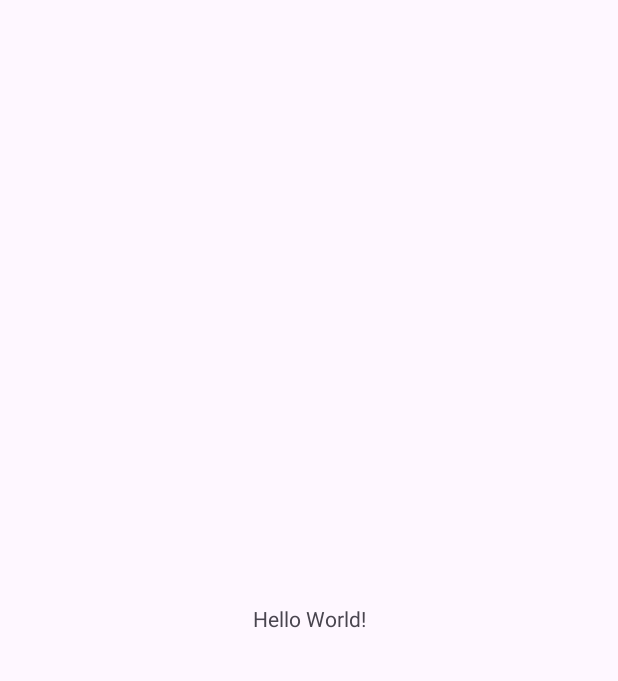
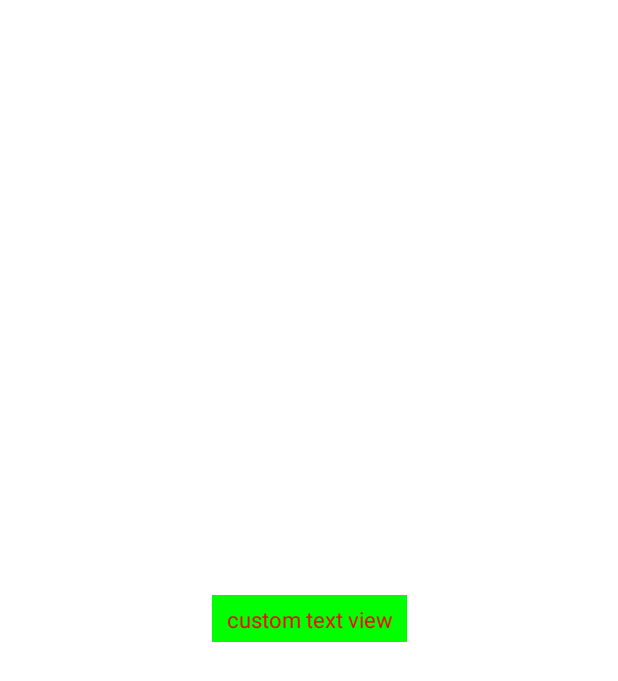
Before and after one commit to NobodyCaiCai/hongchenglearing, an Android app: the screen it shows after launch (MainActivity), on a phone screen of 412 x 824 dp. Before the commit the part shown is almost empty. Shown: the top 681 px of the screen. Run offline under Robolectric (Android 15) with nearby library versions, the phone set to English and light mode, and no system bars.

Commit message:
initial commit

```diff
--- a/app/src/main/java/com/caicai/myapplication/MyTextView.java
+++ b/app/src/main/java/com/caicai/myapplication/MyTextView.java
@@ -1,4 +1,140 @@
 package com.caicai.myapplication;
 
-public class MyTextView {
+import android.content.Context;
+import android.content.res.TypedArray;
+import android.graphics.Canvas;
+import android.graphics.Color;
+import android.graphics.Paint;
+import android.graphics.Rect;
+import android.util.AttributeSet;
+import android.util.Log;
+import android.util.TypedValue;
+import android.view.MotionEvent;
+import android.view.View;
+
+import androidx.annotation.NonNull;
+import androidx.annotation.Nullable;
+
+public class MyTextView extends View {
+
+    private final String mText;
+    private int mTextSize = 15;
+    private int mTextColor = Color.WHITE;
+    private final Paint mPaint;
+
+    private static final String TAG = "MyTextView";
+
+
+    // new的时候调用 eg. new MyTextView(context)
+    public MyTextView(Context context) {
+        this(context, null);
+    }
+
+    // 布局中使用
+    public MyTextView(Context context, @Nullable AttributeSet attrs) {
+        this(context, attrs, 0);
+    }
+
+    // 布局中, 自定义样式中使用
+    public MyTextView(Context context, @Nullable AttributeSet attrs, int defStyleAttr) {
+        super(context, attrs, defStyleAttr);
+        TypedArray typedArray = context.obtainStyledAttributes(attrs, R.styleable.MyTextView);
+        mText = typedArray.getString(R.styleable.MyTextView_MyText);
+        mTextColor = typedArray.getColor(R.styleable.MyTextView_MyTextColor, mTextColor);
+        mTextSize = typedArray.getDimensionPixelSize(R.styleable.MyTextView_MyTextSize, sp2px(mTextSize));
+        typedArray.recycle();
+
+        mPaint = new Paint();
+        mPaint.setAntiAlias(true);
+        mPaint.setTextSize(mTextSize);
+        mPaint.setColor(mTextColor);
+    }
+
+    private int sp2px(int sp) {
+        return (int)TypedValue.applyDimension(TypedValue.COMPLEX_UNIT_SP, sp, getResources().getDisplayMetrics());
+    }
+
+
+    /**
+     * 用于测量
+     * * 三种模式：
+     *          MeasureSpec.AT_MOST : warp content
+     *          MeasureSpec.EXACTLY : match parent , 具体值
+     *          MeasureSpec.UNSPECIFIED
+     */
+    @Override
+    protected void onMeasure(int widthMeasureSpec, int heightMeasureSpec) {
+        super.onMeasure(widthMeasureSpec, heightMeasureSpec);
+        int widthMode = MeasureSpec.getMode(widthMeasureSpec);
+        int heightMode = MeasureSpec.getMode(heightMeasureSpec);
+
+        // 1. 高、宽给确定的值或者是match_parent，这个时候不需要计算，给的多少就是多少
+        int width = MeasureSpec.getSize(widthMeasureSpec);
+        int height = MeasureSpec.getSize(heightMeasureSpec);
+
+        // 2. 高、宽给的是wrap_content, 需要计算
+        // 计算的高度 与 字体的长度和有关 与字体的大小有关， 用画笔来测量
+        if (widthMode == MeasureSpec.AT_MOST) {
+            Rect bounds = new Rect();
+            mPaint.getTextBounds(mText, 0, mText.length(), bounds);
+            width = bounds.width() + getPaddingLeft() + getPaddingRight();
+        }
+
+        if (heightMode == MeasureSpec.AT_MOST) {
+            Rect bounds = new Rect();
+            mPaint.getTextBounds(mText, 0, mText.length(), bounds);
+            height = bounds.height() + getPaddingTop() + getPaddingBottom();
+        }
+
+        setMeasuredDimension(width, height);
+    }
+
+    /**
+     * 用于绘制
+     * canvas.drawArc();
+     * canvas.drawCircle();
+     * canvas.drawText();
+     * *   drawText(@NonNull String text, float x, float y, @NonNull Paint paint)
+     *          *   x: 开始的位置
+     *          *   y: 基线
+     */
+
+    @Override
+    protected void onDraw(@NonNull Canvas canvas) {
+        super.onDraw(canvas);
+        canvas.drawText(mText, getPaddingLeft(), getBaseline(mPaint, (float) getHeight() / 2), mPaint);
+    }
+
+    /**
+     * 计算绘制文字时的基线到中轴线的距离
+     *
+     * @param p
+     * @return 基线和centerY的距离
+     */
+    public static float getBaseline(Paint p, Float height) {
+        Paint.FontMetricsInt fontMetrics = p.getFontMetricsInt();
+        return (fontMetrics.bottom - fontMetrics.top) / 2 - fontMetrics.bottom + height;
+    }
+
+    /**
+     * 用于手指触摸事件
+     * 时间分发，事件拦截
+     */
+
+    @Override
+    public boolean onTouchEvent(MotionEvent event) {
+
+        switch (event.getAction()) {
+            case MotionEvent.ACTION_DOWN:
+                break;
+            case MotionEvent.ACTION_MOVE:
+                Log.i("TAG", "ACTION_MOVE");
+                break;
+            case MotionEvent.ACTION_UP:
+                Log.i("TAG", "ACTION_UP");
+                break;
+        }
+
+        return super.onTouchEvent(event);
+    }
 }
--- a/app/src/main/res/layout/activity_main.xml
+++ b/app/src/main/res/layout/activity_main.xml
@@ -1,15 +1,23 @@
 <?xml version="1.0" encoding="utf-8"?>
-<androidx.constraintlayout.widget.ConstraintLayout xmlns:android="http://schemas.android.com/apk/res/android"
+<androidx.constraintlayout.widget.ConstraintLayout
+    xmlns:android="http://schemas.android.com/apk/res/android"
     xmlns:app="http://schemas.android.com/apk/res-auto"
     xmlns:tools="http://schemas.android.com/tools"
     android:layout_width="match_parent"
     android:layout_height="match_parent"
+    android:background="@color/white"
     tools:context=".MainActivity">
 
-    <TextView
+    <com.caicai.myapplication.MyTextView
+        android:id= "@+id/custom_textview"
+        android:layout_height="wrap_content"
         android:layout_width="wrap_content"
-        android:layout_height="wrap_content"
-        android:text="Hello World!"
+        android:background="#00FF00"
+        android:padding="10dp"
+
+        app:MyText="custom text view"
+        app:MyTextColor="@color/red"
+        app:inputType="text"
         app:layout_constraintBottom_toBottomOf="parent"
         app:layout_constraintEnd_toEndOf="parent"
         app:layout_constraintStart_toStartOf="parent"
--- a/app/src/main/res/values-night/themes.xml
+++ b/app/src/main/res/values-night/themes.xml
@@ -1,7 +1,15 @@
 <resources xmlns:tools="http://schemas.android.com/tools">
     <!-- Base application theme. -->
     <style name="Base.Theme.Android_study" parent="Theme.Material3.DayNight.NoActionBar">
-        <!-- Customize your dark theme here. -->
-        <!-- <item name="colorPrimary">@color/my_dark_primary</item> -->
+        <!-- Customize your light theme here. -->
+        <!-- <item name="colorPrimary">@color/my_light_primary</item> -->
+    </style>
+
+    <style name="Theme.Android_study" parent="Base.Theme.Android_study" />
+
+    <style name="textview_default">
+        <item name="android:layout_width" >wrap_content</item>
+        <item name="android:layout_height" >wrap_content</item>
+        <item name="android:textColor" >@color/red</item>
     </style>
 </resources>
--- a/app/src/main/res/values/colors.xml
+++ b/app/src/main/res/values/colors.xml
@@ -2,4 +2,5 @@
 <resources>
     <color name="black">#FF000000</color>
     <color name="white">#FFFFFFFF</color>
+    <color name="red">#FF0000</color>
 </resources>
--- a/app/src/main/res/values/strings.xml
+++ b/app/src/main/res/values/strings.xml
@@ -1,3 +1,3 @@
 <resources>
-    <string name="app_name">android_study</string>
+    <string name="app_name">darren_practice</string>
 </resources>
--- a/app/src/main/res/values/themes.xml
+++ b/app/src/main/res/values/themes.xml
@@ -6,4 +6,10 @@
     </style>
 
     <style name="Theme.Android_study" parent="Base.Theme.Android_study" />
+
+    <style name="textview_default">
+        <item name="android:layout_width" >wrap_content</item>
+        <item name="android:layout_height" >wrap_content</item>
+        <item name="android:textColor" >@color/red</item>
+    </style>
 </resources>
--- /dev/null
+++ b/build.gradle.kts
@@ -0,0 +1,5 @@
+// Top-level build file where you can add configuration options common to all sub-projects/modules.
+plugins {
+    id("com.android.application") version "8.1.0" apply false
+    id("org.jetbrains.kotlin.android") version "1.8.0" apply false
+}
```
Also changed, not shown: app/build.gradle.kts (added, +46 -0 lines), app/src/main/java/com/caicai/myapplication/MyListView.java (added, +31 -0 lines), app/src/main/res/values/attrs.xml (added, +14 -0 lines), gradle.properties (added, +23 -0 lines), settings.gradle.kts (added, +17 -0 lines), gradle/wrapper/gradle-wrapper.properties (added), 9 other files.
